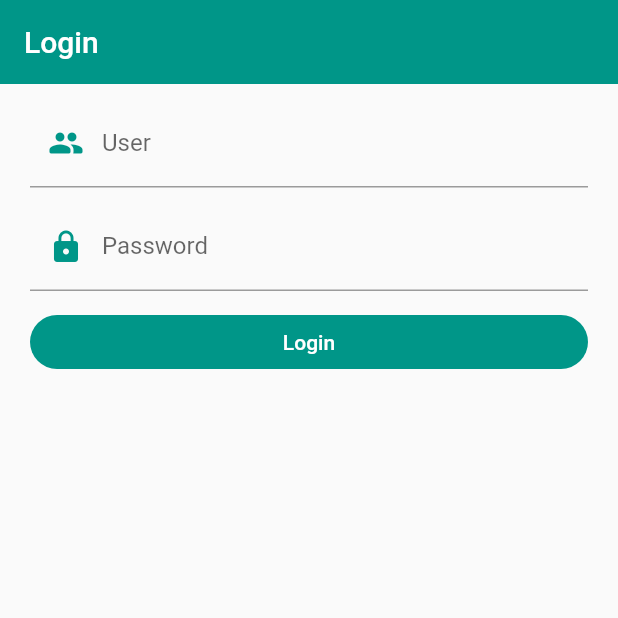
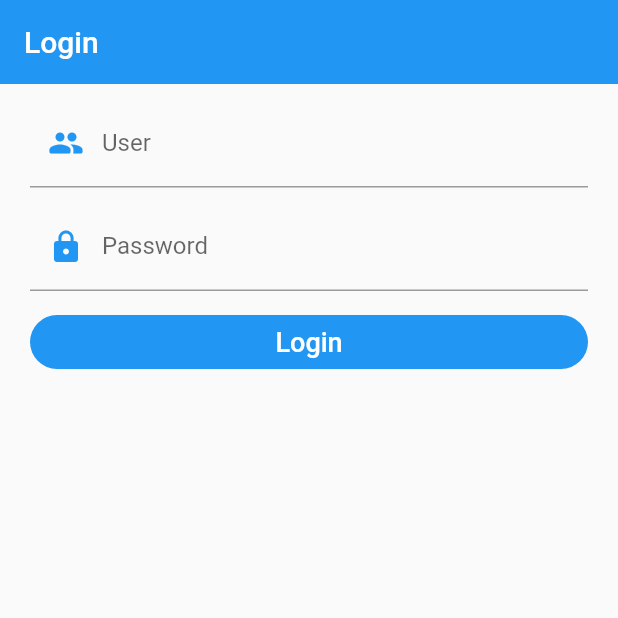
Before and after one commit to jperez-89/login_flutter, a Flutter app: the screen it shows after launch, after a tap on "Login", on a phone screen of 412 x 824 dp, the top half of it. Run offline on Flutter 3.47's test engine with Material 2 defaults, Android fonts, the phone set to English and light mode, and no system bars; network calls fail.

Commit message:
create login interpreter

```diff
--- a/lib/main.dart
+++ b/lib/main.dart
@@ -7,6 +7,8 @@ void main() {
 
 class MyApp extends StatelessWidget {
   const MyApp({super.key});
+  static const Color primaryColor = Colors.blue;
+  static const Color appBarColor = Colors.blue;
 
   @override
   Widget build(BuildContext context) {
@@ -18,25 +20,28 @@ class MyApp extends StatelessWidget {
         routes: AppRoutes
             .getAppRoutes(), // Se optienen las rutas por elmetodo dinamico
         theme: ThemeData(
-          primaryColor: Colors.teal[400],
+          primaryColor: primaryColor,
           appBarTheme: const AppBarTheme(
-            color: Colors.teal,
+            color: appBarColor,
             elevation: 0,
           ),
           textButtonTheme: TextButtonThemeData(
-            style: TextButton.styleFrom(foregroundColor: Colors.teal),
+            style: TextButton.styleFrom(
+              foregroundColor: primaryColor,
+            ),
           ),
           elevatedButtonTheme: ElevatedButtonThemeData(
             style: ElevatedButton.styleFrom(
-                backgroundColor: Colors.teal,
-                shape: const StadiumBorder(),
-                elevation: 0),
+              backgroundColor: primaryColor,
+              shape: const StadiumBorder(),
+              elevation: 0,
+            ),
           ),
           inputDecorationTheme: const InputDecorationTheme(
-            floatingLabelStyle: TextStyle(color: Colors.teal),
-            prefixIconColor: Colors.teal,
+            floatingLabelStyle: TextStyle(color: primaryColor),
+            prefixIconColor: primaryColor,
             focusedBorder: OutlineInputBorder(
-              borderSide: BorderSide(color: Colors.teal),
+              borderSide: BorderSide(color: primaryColor),
             ),
           ),
         ));
--- /dev/null
+++ b/lib/models/services/endpoints.dart
@@ -0,0 +1,69 @@
+// OAuth login box type
+const Map<String, dynamic> loginBoxType = {
+  'Main': 1,
+  'Popup': 2
+  // Eventually support a visible Iframe/Inline Modal dialog variant as well
+};
+
+const Map<String, dynamic> endpoints = {
+  // Change this URL if you want to point the React application at another Pega server.
+  'PEGAURL': "https://w0tx92av.pegace.net/prweb", // local Pega server
+
+  // Specify an appAlias to allow operators to access application when this application's access
+  //  group is not the default access group specified within the operator record.
+  //appAlias: "CableConnect",
+
+  // use_v2apis should be set to true only for Pega 8.5 and better servers, where the application
+  //  service package exists.  Also, it must be configured to the same authentication type as the
+  //  api service package and what is specified by use_OAuth within this file
+  // (Note: v2 apis are presently utilized only for Screen Flow Back button support)
+
+  'use_v2apis': false,
+
+  // use_OAuth should be set to false for basic auth, and true to use OAuth 2.0
+  'use_OAuth': false,
+
+  // OAUTHCFG: {
+  //   // These settings are only significant when use_OAuth is true
+
+  //   /* V1 CableCo public */
+  //   client_id: "62031018436007304421",
+
+  //   // revoke endpoint for "Public" OAuth 2.0 client registrations are only available with 8.7 and later
+  //   use_revoke: false,
+
+  //   authService: "pega",
+
+  //   // Other properties that might be specified to override default values
+  //   // authorize, token, revoke
+
+  //   // Optional params
+  //   // client_secret is not advised for web clients (as can't protect this value) but is honored if present
+  //   // client_secret: "",
+
+  //   loginExperience: loginBoxType.Main
+  // },
+
+  // Embedding app example related settings
+  // EMBEDCFG: {
+  //   caseType: "CableC-CableCon-Work-Service",
+  //   userIdentifier: "customer.cableco",
+  //   password: "cGVnYQ==",
+  //   passContent: true,
+  //   // If attachAction is set to true( default is true) then only attachments widget toggle button will be displayed( applicable only for /embedded).
+  //   attachAction: true,
+  // },
+
+  'VERSION': "/api/v1",
+  'AUTHENTICATE': "/authenticate",
+  'CASES': "/cases",
+  'CASETYPES': "/casetypes",
+  'VIEWS': "/views",
+  'ASSIGNMENTS': "/assignments",
+  'ACTIONS': "/actions",
+  'PAGES': "/pages",
+  'DATA': "/data",
+  'REFRESH': "/refresh",
+  // V2 endpoints
+  'NAVIGATION_STEPS': "/navigation_steps"
+};
--- /dev/null
+++ b/lib/models/services/service.dart
@@ -0,0 +1 @@
+export 'package:http/http.dart';
--- a/lib/routes/app_routes.dart
+++ b/lib/routes/app_routes.dart
@@ -3,28 +3,32 @@ import 'package:login_flutter/models/menu_option.dart';
 import '../screens/screen.dart';
 
 class AppRoutes {
-  static const initialRoute = 'inputs';
+  static const initialRoute = 'login';
 
 // Crear un listado de menu
   static final menuOptions = <MenuOption>[
     MenuOption(
-        route: 'inputs',
+        route: 'login',
         icon: Icons.input_outlined,
-        nameRoute: 'Inputs',
-        screen: const InputsScreen()),
+        nameRoute: 'Login',
+        screen: const LoginScreen()),
     MenuOption(
         route: 'welcome',
         icon: Icons.play_circle_fill_outlined,
         nameRoute: 'Welcome',
         screen: const WelcomeScreen()),
+    MenuOption(
+        route: 'dashboard',
+        icon: Icons.play_circle_fill_outlined,
+        nameRoute: 'Pega Dashboard',
+        screen: const DashboardPegaScreen()),
   ];
 
 // Definiendo rutas de manera dinamica
   static Map<String, Widget Function(BuildContext)> getAppRoutes() {
     Map<String, Widget Function(BuildContext)> appRoutes = {};
 
-    appRoutes
-        .addAll({'inputs': (BuildContext context) => const InputsScreen()});
+    appRoutes.addAll({'login': (BuildContext context) => const LoginScreen()});
 
     for (final option in menuOptions) {
       appRoutes.addAll({option.route: (BuildContext context) => option.screen});
@@ -33,6 +37,6 @@ class AppRoutes {
   }
 
   static Route<dynamic> onGenerateRoute(RouteSettings settings) {
-    return MaterialPageRoute(builder: (context) => const InputsScreen());
+    return MaterialPageRoute(builder: (context) => const LoginScreen());
   }
 }
--- a/lib/screens/login_screen.dart
+++ b/lib/screens/login_screen.dart
@@ -1,17 +1,17 @@
 import 'package:flutter/material.dart';
+// import 'package:login_flutter/models/pega_conection.dart';
+import 'package:login_flutter/models/actions/user_actions.dart';
+import '../models/services/endpoints.dart';
 import '../widgets/widgets.dart';
 
-class InputsScreen extends StatelessWidget {
-  const InputsScreen({super.key});
+class LoginScreen extends StatelessWidget {
+  const LoginScreen({super.key});
 
   @override
   Widget build(BuildContext context) {
     final GlobalKey<FormState> myFormKey = GlobalKey<FormState>();
 
-    final Map<String, String> frmValues = {
-      // 'user': 'jperez',
-      // 'password': '12345',
-    };
+    final Map<String, String> frmValues = {};
 
     return Scaffold(
         appBar: AppBar(
@@ -53,14 +53,9 @@ class InputsScreen extends StatelessWidget {
 
                         // Validar que el formulario no tenga campos vacios al dar click en el boton guardar
                         if (!myFormKey.currentState!.validate()) {
-                          // print('Frm no valido');
                           return;
-                        } else if (frmValues['user'] == 'jperez' &&
-                            frmValues['password'] == '12345') {
-                          // Impimir valores del form si no hay errores
-                          // print(frmValues);
-                          Navigator.pushNamed(context, 'welcome');
-                        } else {
+                        } else if (frmValues['user'] == '' &&
+                            frmValues['password'] == '') {
                           showDialog(
                               barrierDismissible:
                                   false, // Permite cerrar el modal cuando se hace clikc afuera
@@ -78,7 +73,7 @@ class InputsScreen extends StatelessWidget {
                                     mainAxisSize: MainAxisSize
                                         .min, // Ajusta la card al texto mas pequenho
                                     children: [
-                                      Text('Usuario o contraseña inválidos'),
+                                      Text('Comlete todos los campos'),
                                     ],
                                   ),
                                   actions: [
@@ -88,12 +83,102 @@ class InputsScreen extends StatelessWidget {
                                   ],
                                 );
                               });
+                        } else {
+                          if (isOAuth()) {
+                            // print(isOAuth());
+                          } else {
+                            UserActions()
+                                .login(frmValues['user'].toString(),
+                                    frmValues['password'].toString())
+                                .then((value) {
+                              if (value.statusCode == 401) {
+                                showAdaptiveDialog(
+                                    barrierDismissible:
+                                        false, // Permite cerrar el modal cuando se hace clikc afuera
+                                    context: context,
+                                    builder: (context) {
+                                      return AlertDialog(
+                                        elevation: 5,
+                                        shape: RoundedRectangleBorder(
+                                            borderRadius:
+                                                BorderRadius.circular(8)),
+                                        title: const Text(
+                                          'Error',
+                                          textAlign: TextAlign.center,
+                                        ), // Titulo de la card
+                                        content: const Column(
+                                          mainAxisSize: MainAxisSize
+                                              .min, // Ajusta la card al texto mas pequenho
+                                          children: [
+                                            Text(
+                                                'Usuario o contraseña inválidos'),
+                                          ],
+                                        ),
+                                        actions: [
+                                          TextButton(
+                                              onPressed: () =>
+                                                  Navigator.pop(context),
+                                              child: const Text('Ok'))
+                                        ],
+                                      );
+                                    });
+                              } else if (value.statusCode == 200) {
+                                Navigator.pushNamed(context, 'dashboard');
+                              }
+                            });
+
+                            // final String url =
+                            //     '${endpoints['PEGAURL']}/api/v1/authenticate';
+
+                            // PegaConection()
+                            //     .conexion(url, frmValues['user'].toString(),
+                            //         frmValues['password'].toString())
+                            //     .then((value) {
+                            //   if (value.statusCode != 200) {
+                            //     showDialog(
+                            //         barrierDismissible:
+                            //             false, // Permite cerrar el modal cuando se hace clikc afuera
+                            //         context: context,
+                            //         builder: (context) {
+                            //           return AlertDialog(
+                            //             elevation: 5,
+                            //             shape: RoundedRectangleBorder(
+                            //                 borderRadius:
+                            //                     BorderRadius.circular(8)),
+                            //             title: const Text(
+                            //               'Error',
+                            //               textAlign: TextAlign.center,
+                            //             ), // Titulo de la card
+                            //             content: const Column(
+                            //               mainAxisSize: MainAxisSize
+                            //                   .min, // Ajusta la card al texto mas pequenho
+                            //               children: [
+                            //                 Text(
+                            //                     'Usuario o contraseña inválidos'),
+                            //               ],
+                            //             ),
+                            //             actions: [
+                            //               TextButton(
+                            //                   onPressed: () =>
+                            //                       Navigator.pop(context),
+                            //                   child: const Text('Ok'))
+                            //             ],
+                            //           );
+                            //         });
+                            //   } else {
+                            //     Navigator.pushNamed(context, 'dashboard');
+                            //   }
+                            // }); // Then
+                          }
                         }
                       },
                       child: const SizedBox(
                         width: double.infinity,
                         child: Center(
-                          child: Text('Login'),
+                          child: Text(
+                            'Login',
+                            style: TextStyle(fontSize: 18),
+                          ),
                         ),
                       ))
                 ],
@@ -102,4 +187,8 @@ class InputsScreen extends StatelessWidget {
           ),
         ));
   }
+
+  isOAuth() {
+    return endpoints['use_OAuth'];
+  }
 }
--- a/lib/screens/screen.dart
+++ b/lib/screens/screen.dart
@@ -1,2 +1,3 @@
+export 'package:login_flutter/screens/dashboard_pega_screen.dart';
 export 'package:login_flutter/screens/login_screen.dart';
 export 'package:login_flutter/screens/welcome_screen.dart';
```
Also changed, not shown: lib/models/actions/case_actions.dart (added, +9 -0 lines), lib/models/actions/user_actions.dart (added, +12 -0 lines), lib/models/services/case_service.dart (added, +34 -0 lines), lib/models/services/pega_conection.dart (added, +29 -0 lines), lib/models/services/user_service.dart (added, +36 -0 lines), lib/screens/dashboard_pega_screen.dart (added, +67 -0 lines), lib/screens/pega_screen.dart (added, +29 -0 lines).
